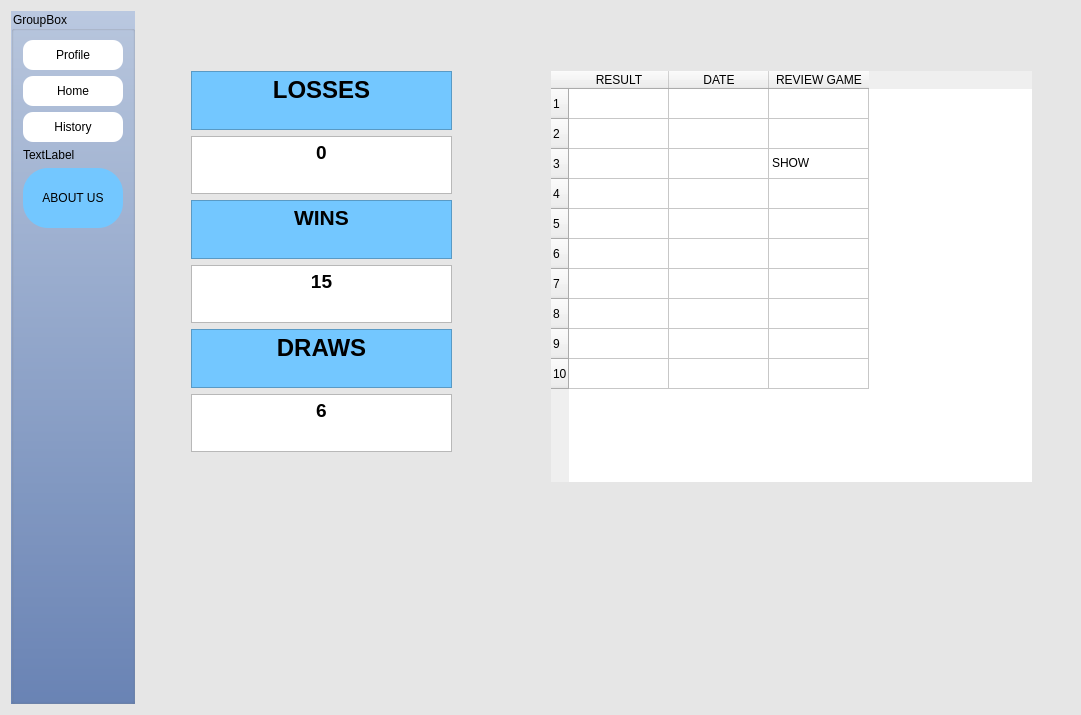
Before: the Qt Designer form Beta Versions/Beta V1.0/secdialog.ui in ameerlouly/TicTacToe_Embedded2027, drawn with Qt 5.
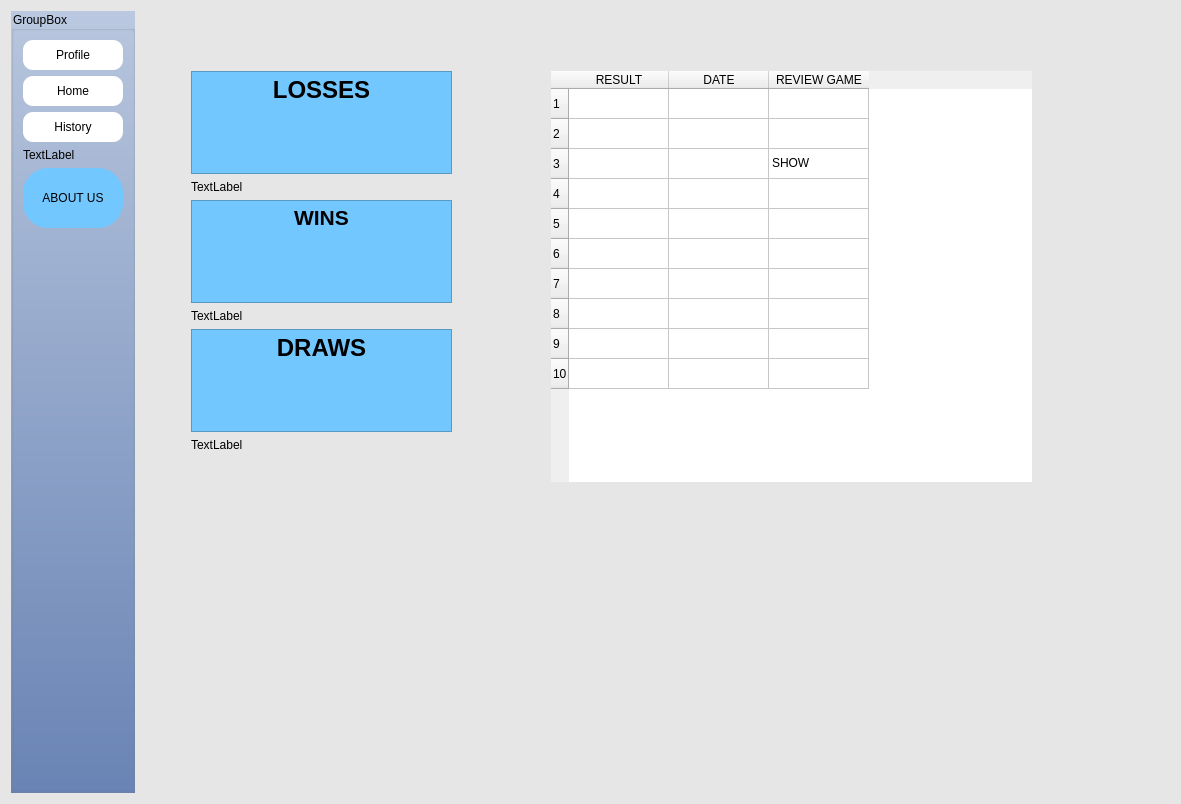
After: the same form once the commit is applied. The open tabs and pages were chosen to show the change.

The edit to the form file:
```diff
--- a/Beta Versions/Beta V1.0/secdialog.ui
+++ b/Beta Versions/Beta V1.0/secdialog.ui
@@ -6,8 +6,8 @@
    <rect>
     <x>0</x>
     <y>0</y>
-    <width>1081</width>
-    <height>715</height>
+    <width>1181</width>
+    <height>804</height>
    </rect>
   </property>
   <property name="windowTitle">
@@ -1214,48 +1214,6 @@
           </rect>
          </property>
          <layout class="QGridLayout" name="gridLayout_20">
-          <item row="0" column="0">
-           <widget class="QTextEdit" name="losses_label">
-            <property name="styleSheet">
-             <string notr="true">QTextEdit
-{
-color:black;
-background-color: rgb(115, 199, 255);
- font: 700 16pt &quot;Segoe UI&quot;;
-}</string>
-            </property>
-            <property name="readOnly">
-             <bool>true</bool>
-            </property>
-            <property name="html">
-             <string>&lt;!DOCTYPE HTML PUBLIC &quot;-//W3C//DTD HTML 4.0//EN&quot; &quot;http://www.w3.org/TR/REC-html40/strict.dtd&quot;&gt;
-&lt;html&gt;&lt;head&gt;&lt;meta name=&quot;qrichtext&quot; content=&quot;1&quot; /&gt;&lt;meta charset=&quot;utf-8&quot; /&gt;&lt;style type=&quot;text/css&quot;&gt;
-p, li { white-space: pre-wrap; }
-hr { height: 1px; border-width: 0; }
-li.unchecked::marker { content: &quot;\2610&quot;; }
-li.checked::marker { content: &quot;\2612&quot;; }
-&lt;/style&gt;&lt;/head&gt;&lt;body style=&quot; font-family:'Segoe UI'; font-size:16pt; font-weight:700; font-style:normal;&quot;&gt;
-&lt;p align=&quot;center&quot; style=&quot; margin-top:0px; margin-bottom:0px; margin-left:0px; margin-right:0px; -qt-block-indent:0; text-indent:0px;&quot;&gt;&lt;span style=&quot; font-size:18pt;&quot;&gt;LOSSES&lt;/span&gt;&lt;/p&gt;&lt;/body&gt;&lt;/html&gt;</string>
-            </property>
-           </widget>
-          </item>
-          <item row="1" column="0">
-           <widget class="QTextEdit" name="losses_num">
-            <property name="readOnly">
-             <bool>true</bool>
-            </property>
-            <property name="html">
-             <string>&lt;!DOCTYPE HTML PUBLIC &quot;-//W3C//DTD HTML 4.0//EN&quot; &quot;http://www.w3.org/TR/REC-html40/strict.dtd&quot;&gt;
-&lt;html&gt;&lt;head&gt;&lt;meta name=&quot;qrichtext&quot; content=&quot;1&quot; /&gt;&lt;meta charset=&quot;utf-8&quot; /&gt;&lt;style type=&quot;text/css&quot;&gt;
-p, li { white-space: pre-wrap; }
-hr { height: 1px; border-width: 0; }
-li.unchecked::marker { content: &quot;\2610&quot;; }
-li.checked::marker { content: &quot;\2612&quot;; }
-&lt;/style&gt;&lt;/head&gt;&lt;body style=&quot; font-family:'Segoe UI'; font-size:9pt; font-weight:400; font-style:normal;&quot;&gt;
-&lt;p align=&quot;center&quot; style=&quot; margin-top:0px; margin-bottom:0px; margin-left:0px; margin-right:0px; -qt-block-indent:0; text-indent:0px;&quot;&gt;&lt;span style=&quot; font-size:14pt; font-weight:700;&quot;&gt;0&lt;/span&gt;&lt;/p&gt;&lt;/body&gt;&lt;/html&gt;</string>
-            </property>
-           </widget>
-          </item>
           <item row="2" column="0">
            <widget class="QTextEdit" name="wins_label">
             <property name="styleSheet">
@@ -1281,8 +1239,16 @@
             </property>
            </widget>
           </item>
-          <item row="3" column="0">
-           <widget class="QTextEdit" name="wins_num">
+          <item row="0" column="0">
+           <widget class="QTextEdit" name="losses_label">
+            <property name="styleSheet">
+             <string notr="true">QTextEdit
+{
+color:black;
+background-color: rgb(115, 199, 255);
+ font: 700 16pt &quot;Segoe UI&quot;;
+}</string>
+            </property>
             <property name="readOnly">
              <bool>true</bool>
             </property>
@@ -1293,8 +1259,28 @@
 hr { height: 1px; border-width: 0; }
 li.unchecked::marker { content: &quot;\2610&quot;; }
 li.checked::marker { content: &quot;\2612&quot;; }
-&lt;/style&gt;&lt;/head&gt;&lt;body style=&quot; font-family:'Segoe UI'; font-size:9pt; font-weight:400; font-style:normal;&quot;&gt;
-&lt;p align=&quot;center&quot; style=&quot; margin-top:0px; margin-bottom:0px; margin-left:0px; margin-right:0px; -qt-block-indent:0; text-indent:0px;&quot;&gt;&lt;span style=&quot; font-size:14pt; font-weight:700;&quot;&gt;15&lt;/span&gt;&lt;/p&gt;&lt;/body&gt;&lt;/html&gt;</string>
+&lt;/style&gt;&lt;/head&gt;&lt;body style=&quot; font-family:'Segoe UI'; font-size:16pt; font-weight:700; font-style:normal;&quot;&gt;
+&lt;p align=&quot;center&quot; style=&quot; margin-top:0px; margin-bottom:0px; margin-left:0px; margin-right:0px; -qt-block-indent:0; text-indent:0px;&quot;&gt;&lt;span style=&quot; font-size:18pt;&quot;&gt;LOSSES&lt;/span&gt;&lt;/p&gt;&lt;/body&gt;&lt;/html&gt;</string>
+            </property>
+           </widget>
+          </item>
+          <item row="1" column="0">
+           <widget class="QLabel" name="losses">
+            <property name="styleSheet">
+             <string notr="true">color: rgb(0,0,0);</string>
+            </property>
+            <property name="text">
+             <string>TextLabel</string>
+            </property>
+           </widget>
+          </item>
+          <item row="3" column="0">
+           <widget class="QLabel" name="wins">
+            <property name="styleSheet">
+             <string notr="true">color: rgb(0,0,0);</string>
+            </property>
+            <property name="text">
+             <string>TextLabel</string>
             </property>
            </widget>
           </item>
@@ -1324,19 +1310,12 @@
            </widget>
           </item>
           <item row="5" column="0">
-           <widget class="QTextEdit" name="draws_num">
-            <property name="readOnly">
-             <bool>true</bool>
+           <widget class="QLabel" name="draws">
+            <property name="styleSheet">
+             <string notr="true">color: rgb(0,0,0);</string>
             </property>
-            <property name="html">
-             <string>&lt;!DOCTYPE HTML PUBLIC &quot;-//W3C//DTD HTML 4.0//EN&quot; &quot;http://www.w3.org/TR/REC-html40/strict.dtd&quot;&gt;
-&lt;html&gt;&lt;head&gt;&lt;meta name=&quot;qrichtext&quot; content=&quot;1&quot; /&gt;&lt;meta charset=&quot;utf-8&quot; /&gt;&lt;style type=&quot;text/css&quot;&gt;
-p, li { white-space: pre-wrap; }
-hr { height: 1px; border-width: 0; }
-li.unchecked::marker { content: &quot;\2610&quot;; }
-li.checked::marker { content: &quot;\2612&quot;; }
-&lt;/style&gt;&lt;/head&gt;&lt;body style=&quot; font-family:'Segoe UI'; font-size:9pt; font-weight:400; font-style:normal;&quot;&gt;
-&lt;p align=&quot;center&quot; style=&quot; margin-top:0px; margin-bottom:0px; margin-left:0px; margin-right:0px; -qt-block-indent:0; text-indent:0px;&quot;&gt;&lt;span style=&quot; font-size:14pt; font-weight:700;&quot;&gt;6&lt;/span&gt;&lt;/p&gt;&lt;/body&gt;&lt;/html&gt;</string>
+            <property name="text">
+             <string>TextLabel</string>
             </property>
            </widget>
           </item>
```
Left out of the diff: 117 changed lines with no effect on the pictures.
